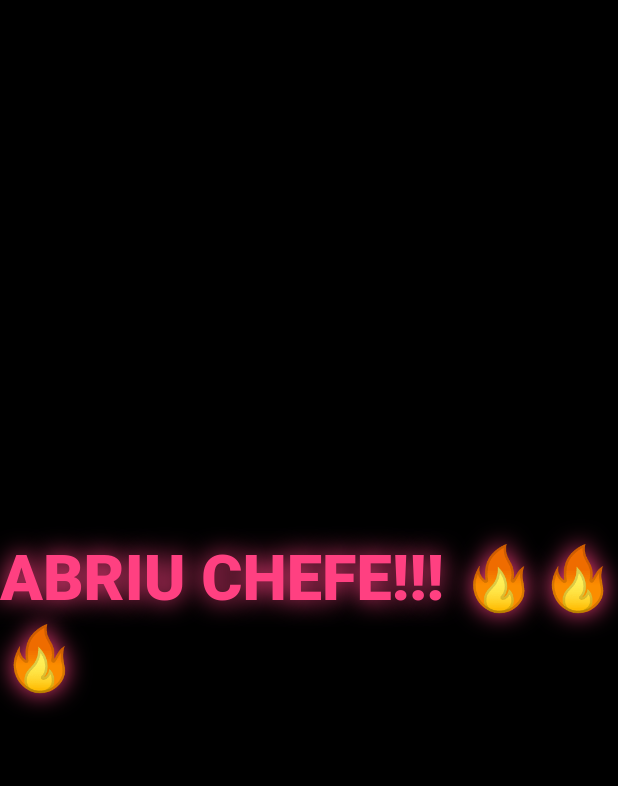
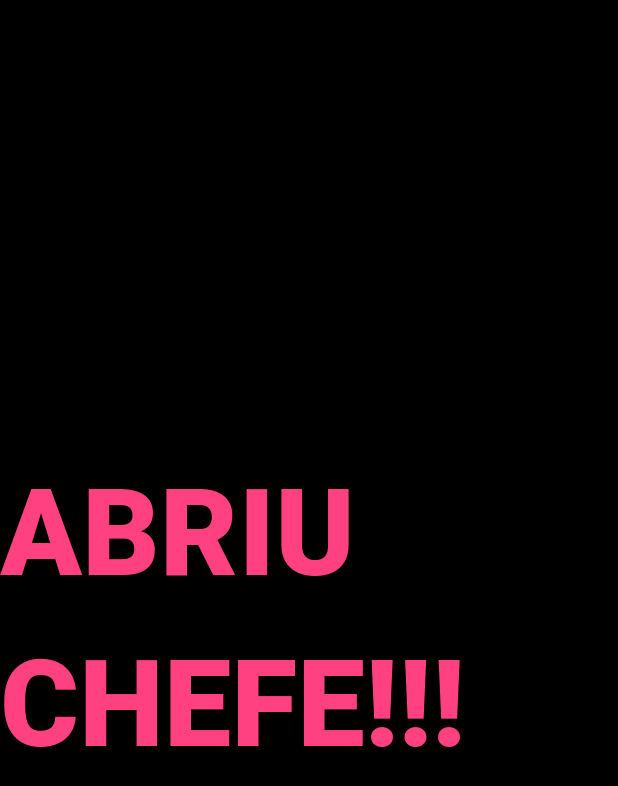
Before and after one commit to Vault-AI-HQ/my-ai-chef, a Flutter app: the screen it shows after launch, on a phone screen of 412 x 824 dp. Shown: the top 786 px of the screen. Run offline on Flutter 3.47's test engine with Material 3 defaults, Android fonts, the phone set to English and light mode, and no system bars; our stand-ins replace firebase_core, go_router; accounts and stored records are empty; generated files the repository leaves out were written again; Roboto replaces fonts that are missing (Orbitron).

Commit message:
Update main.dart

```diff
--- a/lib/main.dart
+++ b/lib/main.dart
@@ -1,12 +1,15 @@
 import 'package:flutter/material.dart';
 import 'package:firebase_core/firebase_core.dart';
-import 'firebase_options.dart'; // ← este ficheiro existe, foi gerado pelo Firebase
+import 'firebase_options.dart'; // ← este ficheiro agora tem o conteúdo certo
 
 void main() async {
   WidgetsFlutterBinding.ensureInitialized();
+
+  // Esta é a linha correta para Flutter 3.24+ e flutterfire_cli novo
   await Firebase.initializeApp(
-    options: DefaultFirebaseOptions.currentPlatform.instance,
+    options: DefaultFirebaseOptions.currentPlatform,
   );
+
   runApp(const MyAIChefApp());
 }
 
@@ -21,16 +24,15 @@ class MyAIChefApp extends StatelessWidget {
       theme: ThemeData(
         brightness: Brightness.dark,
         scaffoldBackgroundColor: Colors.black,
-        primaryColor: Colors.pinkAccent,
         fontFamily: 'Orbitron',
         textTheme: const TextTheme(
           headlineLarge: TextStyle(
-            fontSize: 42,
+            fontSize: 48,
             fontWeight: FontWeight.w900,
             color: Colors.pinkAccent,
             shadows: [
               Shadow(
-                blurRadius: 20,
+                blurRadius: 30,
                 color: Colors.pinkAccent,
                 offset: Offset(0, 0),
               ),
@@ -38,7 +40,7 @@ class MyAIChefApp extends StatelessWidget {
           ),
         ),
       ),
-      home: const SplashScreen(), // vamos criar já a seguir
+      home: const SplashScreen(),
     );
   }
 }
@@ -54,7 +56,8 @@ class _SplashScreenState extends State<SplashScreen> {
   void initState() {
     super.initState();
     Future.delayed(const Duration(seconds: 3), () {
-      Navigator.of(context).pushReplacement(
+      Navigator.pushReplacement(
+        context,
         MaterialPageRoute(builder: (_) => const HomePage()),
       );
     });
@@ -62,21 +65,17 @@ class _SplashScreenState extends State<SplashScreen> {
 
   @override
   Widget build(BuildContext context) {
-    return Scaffold(
+    return const Scaffold(
       backgroundColor: Colors.black,
       body: Center(
         child: Column(
           mainAxisAlignment: MainAxisAlignment.center,
           children: [
-            Text(
-              'MY AI CHEF',
-              style: Theme.of(context).textTheme.headlineLarge,
-            ),
-            const SizedBox(height: 40),
-            const CircularProgressIndicator(
-              color: Colors.pinkAccent,
-              strokeWidth: 6,
-            ),
+            Text('MY AI CHEF', style: TextStyle(fontSize: 60, color: Colors.pinkAccent, shadows: [
+              Shadow(blurRadius: 40, color: Colors.pinkAccent)
+            ])),
+            SizedBox(height: 50),
+            CircularProgressIndicator(color: Colors.pinkAccent, strokeWidth: 8),
           ],
         ),
       ),
@@ -86,14 +85,14 @@ class _SplashScreenState extends State<SplashScreen> {
 
 class HomePage extends StatelessWidget {
   const HomePage({super.key});
-
   @override
   Widget build(BuildContext context) {
-    return Scaffold(
+    return const Scaffold(
+      backgroundColor: Colors.black,
       body: Center(
         child: Text(
-          'ABRIU CHEFE!!! 🔥🔥🔥',
-          style: Theme.of(context).textTheme.headlineLarge,
+          'ABRIU CHEFE!!!',
+          style: TextStyle(fontSize: 80, color: Colors.pinkAccent, fontWeight: FontWeight.w900),
         ),
       ),
     );
```
